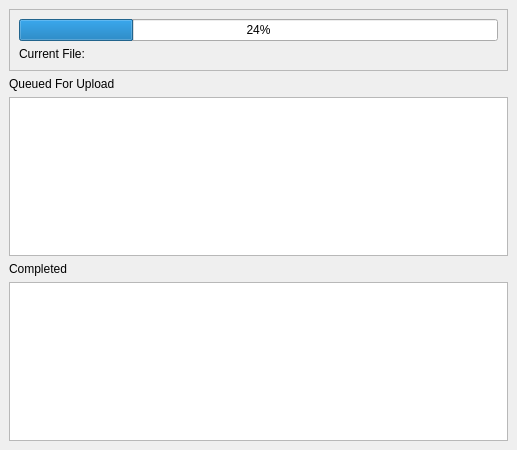
Old version of the form uploadfileswindow.ui in the repository nickdonnelly/horus.
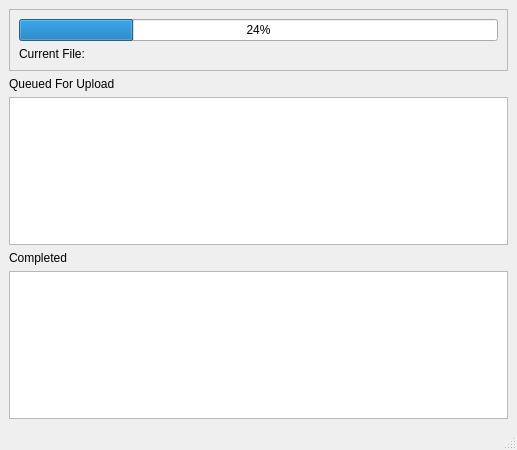
New version of the form.

Commit message: Added status bar to the upload window for clearer usage.

```diff
--- a/uploadfileswindow.ui
+++ b/uploadfileswindow.ui
@@ -87,6 +87,7 @@
     </item>
    </layout>
   </widget>
+  <widget class="QStatusBar" name="sb"/>
  </widget>
  <resources/>
  <connections/>
```
The commit also changes 1 other file.
